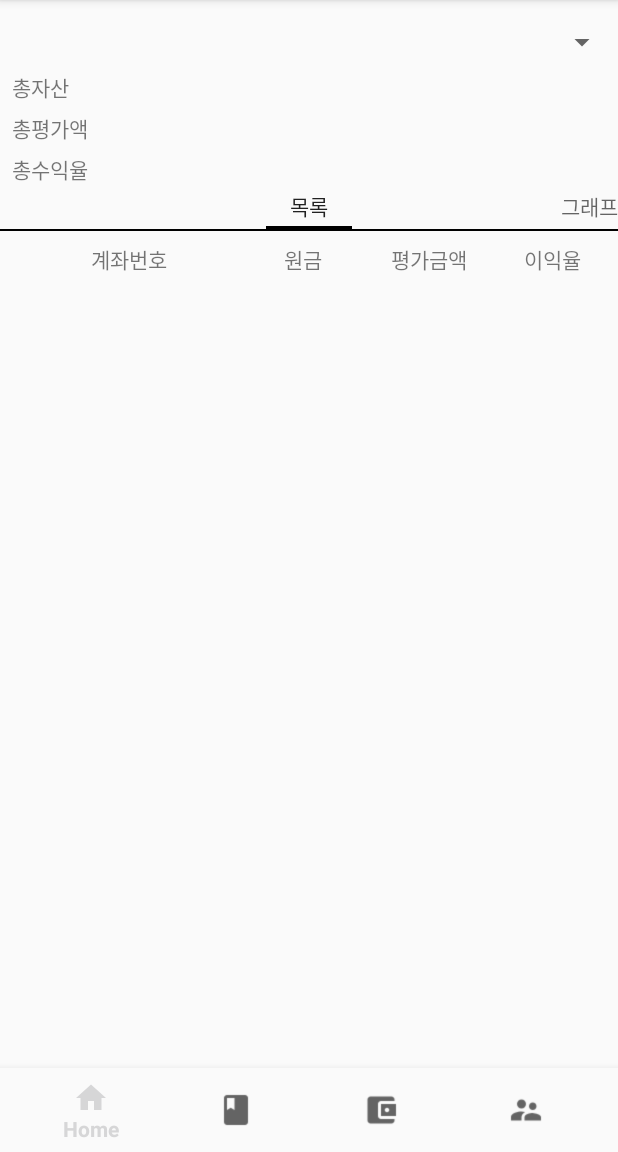
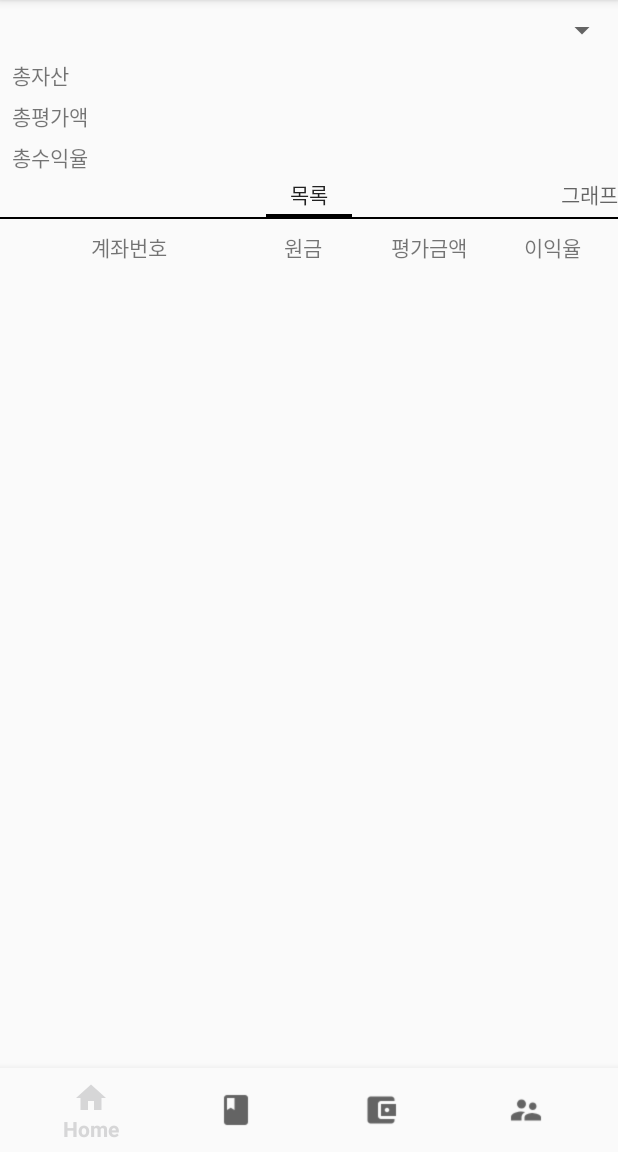
Before and after one commit to watering95/MoneyRecord, an Android app: the screen it shows after launch (MainActivity), on a phone screen of 412 x 824 dp, the part 84-1236 px from its top. Run offline under Robolectric (Android 15) with nearby library versions, the phone set to English and light mode, and no system bars; our stand-ins replace Firebase (no records; nobody signed in at launch, a user with empty details on screens opened directly), Room's generated code, data binding; libraries missing offline, so code that uses them is left out: androidx.databinding.library, com.firebase.ui; pictures from the network do not load; 6 statements that could not run were skipped.

Commit message:
Inner Test Track V.1.7 (version code 7) Adjust Main Layout

```diff
--- a/app/build.gradle
+++ b/app/build.gradle
@@ -14,8 +14,8 @@ android {
         applicationId "com.watering.moneyrecord"
         minSdkVersion 24
         targetSdkVersion 28
-        versionCode 6
-        versionName "1.6"
+        versionCode 7
+        versionName "1.7"
         testInstrumentationRunner "androidx.test.runner.AndroidJUnitRunner"
     }
     buildTypes {
--- a/app/src/main/res/layout/activity_main.xml
+++ b/app/src/main/res/layout/activity_main.xml
@@ -12,8 +12,6 @@
             android:id="@+id/frame_main"
             android:layout_width="match_parent"
             android:layout_height="0dp"
-            android:layout_marginTop="8dp"
-            android:layout_marginBottom="8dp"
             app:layout_constraintBottom_toTopOf="@+id/navigation"
             app:layout_constraintEnd_toEndOf="parent"
             app:layout_constraintStart_toStartOf="parent"
--- a/app/src/main/res/layout/fragment_home.xml
+++ b/app/src/main/res/layout/fragment_home.xml
@@ -15,12 +15,16 @@
             android:layout_width="match_parent" android:layout_height="wrap_content" android:layout_marginTop="8dp"
             app:layout_constraintTop_toTopOf="parent" app:layout_constraintStart_toStartOf="parent"
             android:layout_marginStart="8dp" app:layout_constraintEnd_toEndOf="parent"/>
+
         <androidx.viewpager.widget.ViewPager
                 android:id="@+id/viewpager_fragment_home"
                 android:layout_width="match_parent"
                 android:layout_height="0dp"
-                app:layout_constraintTop_toBottomOf="@+id/text_total_rate_fragment_home"
-                app:layout_constraintBottom_toBottomOf="parent">
+                app:layout_constraintBottom_toBottomOf="parent"
+                app:layout_constraintEnd_toEndOf="parent"
+                app:layout_constraintStart_toStartOf="parent"
+                app:layout_constraintTop_toBottomOf="@+id/text_total_rate_fragment_home">
+
             <androidx.viewpager.widget.PagerTabStrip
                     android:layout_width="match_parent"
                     android:layout_height="wrap_content">
--- a/app/src/main/res/layout/fragment_home_list.xml
+++ b/app/src/main/res/layout/fragment_home_list.xml
@@ -1,57 +1,72 @@
 <?xml version="1.0" encoding="utf-8"?>
-<layout xmlns:tools="http://schemas.android.com/tools" xmlns:android="http://schemas.android.com/apk/res/android" xmlns:app="http://schemas.android.com/apk/res-auto">
+<layout xmlns:android="http://schemas.android.com/apk/res/android" xmlns:app="http://schemas.android.com/apk/res-auto">
     <data>
 
     </data>
+
     <androidx.coordinatorlayout.widget.CoordinatorLayout
             android:id="@+id/fragment_home_list"
             android:layout_width="match_parent"
             android:layout_height="match_parent">
-        <androidx.constraintlayout.widget.ConstraintLayout android:layout_width="match_parent"
-                                                           android:layout_height="wrap_content">
+
+        <androidx.constraintlayout.widget.ConstraintLayout
+                android:layout_width="match_parent"
+                android:layout_height="match_parent">
+
             <TextView
-                    android:text="@string/account_number"
+                    android:id="@+id/textView29"
                     android:layout_width="140dp"
                     android:layout_height="wrap_content"
-                    android:id="@+id/textView29"
-                    android:textAlignment="center" android:layout_marginStart="16dp"
-                    app:layout_constraintStart_toStartOf="parent" app:layout_constraintTop_toTopOf="parent"
-                    android:layout_marginTop="8dp"/>
+                    android:layout_marginStart="16dp"
+                    android:layout_marginTop="8dp"
+                    android:text="@string/account_number"
+                    android:textAlignment="center"
+                    app:layout_constraintStart_toStartOf="parent"
+                    app:layout_constraintTop_toTopOf="parent" />
+
             <TextView
-                    android:text="@string/principal"
+                    android:id="@+id/textView30"
                     android:layout_width="60dp"
                     android:layout_height="wrap_content"
-                    android:id="@+id/textView30"
+                    android:layout_marginStart="16dp"
+                    android:text="@string/principal"
                     android:textAlignment="center"
-                    app:layout_constraintStart_toEndOf="@+id/textView29" android:layout_marginStart="16dp"
-                    app:layout_constraintTop_toTopOf="@+id/textView29"
-                    app:layout_constraintBottom_toBottomOf="@+id/textView29"/>
+                    app:layout_constraintBottom_toBottomOf="@+id/textView29"
+                    app:layout_constraintStart_toEndOf="@+id/textView29"
+                    app:layout_constraintTop_toTopOf="@+id/textView29" />
+
             <TextView
-                    android:text="@string/evaluation"
+                    android:id="@+id/textView31"
                     android:layout_width="60dp"
                     android:layout_height="wrap_content"
-                    android:id="@+id/textView31"
+                    android:layout_marginStart="24dp"
+                    android:text="@string/evaluation"
                     android:textAlignment="center"
-                    app:layout_constraintTop_toTopOf="@+id/textView30"
-                    app:layout_constraintStart_toEndOf="@+id/textView30" android:layout_marginStart="24dp"
-                    app:layout_constraintBottom_toBottomOf="@+id/textView30"/>
+                    app:layout_constraintBottom_toBottomOf="@+id/textView30"
+                    app:layout_constraintStart_toEndOf="@+id/textView30"
+                    app:layout_constraintTop_toTopOf="@+id/textView30" />
+
             <TextView
-                    android:text="@string/profit"
+                    android:id="@+id/textView32"
                     android:layout_width="wrap_content"
                     android:layout_height="wrap_content"
-                    android:id="@+id/textView32"
+                    android:layout_marginStart="16dp"
+                    android:layout_marginEnd="8dp"
+                    android:text="@string/profit"
                     android:textAlignment="center"
-                    app:layout_constraintStart_toEndOf="@+id/textView31" android:layout_marginStart="16dp"
-                    app:layout_constraintTop_toTopOf="@+id/textView31"
-                    app:layout_constraintBottom_toBottomOf="@+id/textView31" app:layout_constraintEnd_toEndOf="parent"
-                    android:layout_marginEnd="8dp"/>
+                    app:layout_constraintBottom_toBottomOf="@+id/textView31"
+                    app:layout_constraintEnd_toEndOf="parent"
+                    app:layout_constraintStart_toEndOf="@+id/textView31"
+                    app:layout_constraintTop_toTopOf="@+id/textView31" />
+
             <androidx.recyclerview.widget.RecyclerView
                     android:id="@+id/recyclerview_fragment_home_list"
                     android:layout_width="match_parent"
-                    android:layout_height="wrap_content"
-                    tools:layout_editor_absoluteX="0dp" android:layout_marginTop="32dp"
-                    app:layout_constraintTop_toBottomOf="@+id/textView32"
-                    app:layout_constraintBottom_toBottomOf="parent">
+                    android:layout_height="0dp"
+                    app:layout_constraintBottom_toBottomOf="parent"
+                    app:layout_constraintEnd_toEndOf="parent"
+                    app:layout_constraintStart_toStartOf="parent"
+                    app:layout_constraintTop_toBottomOf="@+id/textView32">
 
             </androidx.recyclerview.widget.RecyclerView>
 
```
